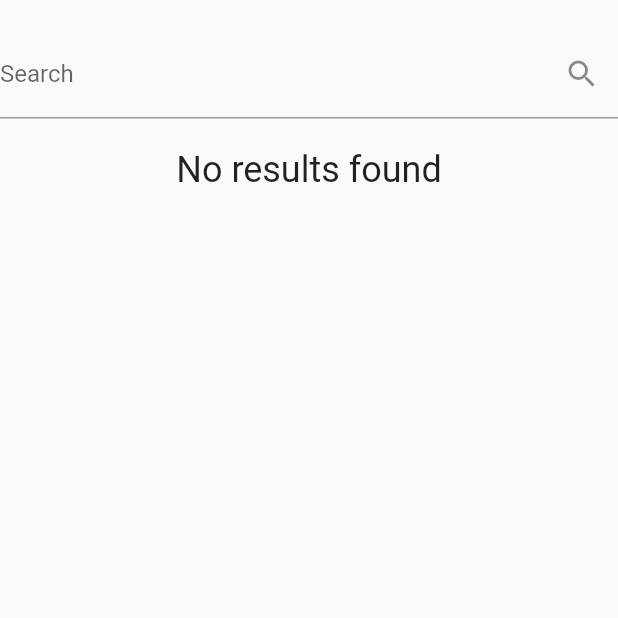
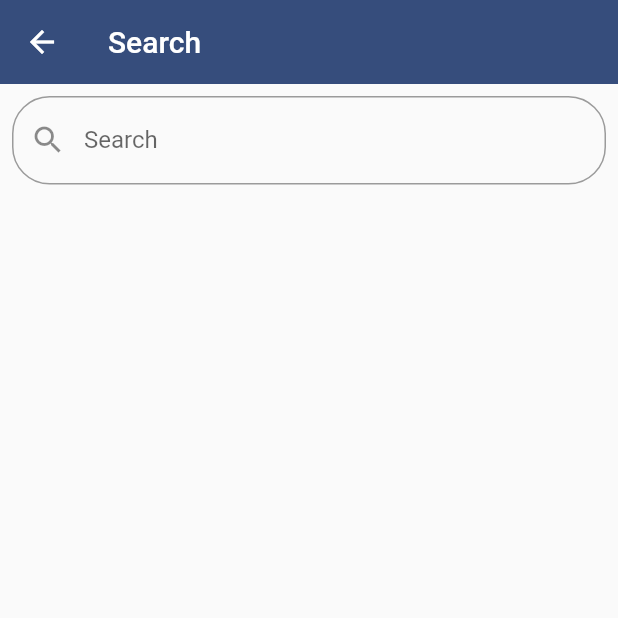
Before and after one commit to KartikPatadiya/newshoppingapp, a Flutter app: the SearchProduct screen opened directly, on a phone screen of 412 x 824 dp, the top half of it. Run offline on Flutter 3.47's test engine with Material 2 defaults, Android fonts, the phone set to English and light mode, and no system bars.

Commit message:
second commit

```diff
--- a/lib/screens/MyHomePage.dart
+++ b/lib/screens/MyHomePage.dart
@@ -23,7 +23,10 @@ class _MyHomePageState extends State<MyHomePage> {
         actions: [
           //search icon
           InkWell(
-            onTap: () => const SearchProduct(),
+            onTap: () {
+              Navigator.push(context,
+                  MaterialPageRoute(builder: (context) => SearchProduct()));
+            },
             child: const Padding(
               padding: EdgeInsets.only(right: 10.0, top: 3),
               child: Icon(
--- a/lib/screens/searchproduct.dart
+++ b/lib/screens/searchproduct.dart
@@ -2,86 +2,84 @@ import 'package:flutter/material.dart';
 import 'package:newshoppingapp/model/product_model.dart';
 
 class SearchProduct extends StatefulWidget {
-  const SearchProduct({super.key});
+  SearchProduct({Key? key}) : super(key: key);
 
   @override
-  State<SearchProduct> createState() => _SearchProductState();
+  _SearchProductState createState() => new _SearchProductState();
 }
 
 class _SearchProductState extends State<SearchProduct> {
-  MyProduct? myProduct;
-  bool isChanged = false;
-  // This list holds the data for the list view
-  List<Map<String, dynamic>> _foundUsers = [];
+  TextEditingController editingController = TextEditingController();
+  MyProduct? product;
+
+  var items = <String>[];
+
   @override
-  initState() {
-    // at the beginning, all users are shown
-    _foundUsers = myProduct as List<Map<String, dynamic>>;
+  void initState() {
+    items != product;
     super.initState();
   }
 
-  // This function is called whenever the text field changes
-  void _runFilter(String enteredKeyword) {
-    List<Map<String, dynamic>> results = [];
-    if (enteredKeyword.isEmpty) {
-      // if the search field is empty or only contains white-space, we'll display all users
-      results = myProduct as List<Map<String, dynamic>>;
-    } else {
-      results = myProduct!
-          .where((product) => product["name"]
-              .toLowerCase()
-              .contains(enteredKeyword.toLowerCase()))
+  void filterSearchResults(String query) {
+    setState(() {
+      items = product!
+          .where((name) => name.toLowerCase().contains(query.toLowerCase()))
           .toList();
-      // we use the toLowerCase() method to make it case-insensitive
-    }
-
-    // Refresh the UI
-    setState(() {
-      _foundUsers = results;
     });
   }
 
   @override
   Widget build(BuildContext context) {
-    return Column(
-      children: [
-        const SizedBox(
-          height: 20,
+    return Scaffold(
+      appBar: new AppBar(
+        elevation: 0.0,
+        backgroundColor: const Color.fromARGB(255, 54, 77, 124),
+        title: new Text('Search'),
       ),
-        TextField(
-          onChanged: (value) => _runFilter(value),
+      body: Container(
+        child: Column(
+          children: <Widget>[
+            Padding(
+              padding: const EdgeInsets.all(8.0),
+              child: TextField(
+                onChanged: (value) {
+                  filterSearchResults(value);
+                },
+                controller: editingController,
                 decoration: const InputDecoration(
-              labelText: 'Search', suffixIcon: Icon(Icons.search)),
+                    labelText: "Search",
+                    hintText: "Search",
+                    prefixIcon: Icon(Icons.search),
+                    border: OutlineInputBorder(
+                        borderRadius: BorderRadius.all(Radius.circular(25.0)))),
               ),
-        const SizedBox(
-          height: 20,
             ),
             Expanded(
-          child: _foundUsers.isNotEmpty
-              ? ListView.builder(
-                  itemCount: _foundUsers.length,
-                  itemBuilder: (context, index) => Card(
-                    key: ValueKey(_foundUsers[index]["id"]),
-                    color: Colors.amberAccent,
-                    elevation: 4,
-                    margin: const EdgeInsets.symmetric(vertical: 10),
-                    child: ListTile(
-                      leading: Text(
-                        _foundUsers[index]["id"].toString(),
-                        style: const TextStyle(fontSize: 24),
-                      ),
-                      title: Text(_foundUsers[index]['name']),
-                      subtitle:
-                          Text('${_foundUsers[index]["age"].toString()} '),
-                    ),
-                  ),
-                )
-              : const Text(
-                  'No results found',
-                  style: TextStyle(fontSize: 24),
+              child: ListView.builder(
+                shrinkWrap: true,
+                itemCount: items.length,
+                itemBuilder: (context, index) {
+                  MyProduct productt = productList[index];
+                  return ListTile(
+                    //image of product
+                    leading: ClipRRect(
+                        borderRadius: BorderRadius.circular(5),
+                        child: Image.asset(
+                          productt.imagePath,
+                          fit: BoxFit.cover,
+                        )),
+                    //name of product
+                    title: Text(productt.name),
+                    // sku of product
+                    subtitle: Text(
+                        'SKU: ${productt.sku}\nCategory: ${productt.category}'),
+                  );
+                },
               ),
             ),
           ],
+        ),
+      ),
     );
   }
 }
```
Lines whose indentation alone changed are shown as unchanged.
